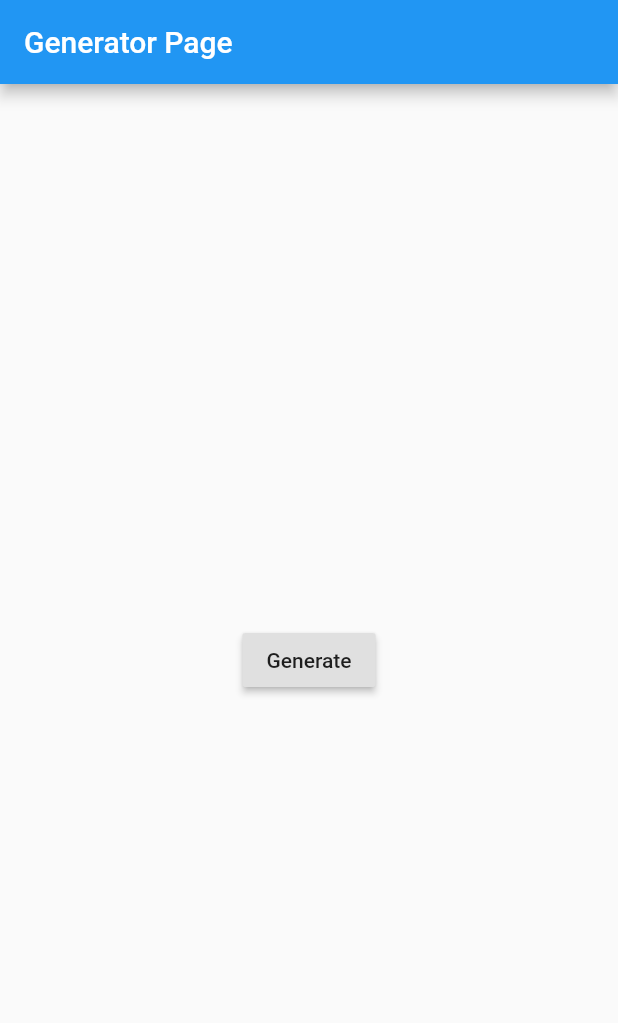
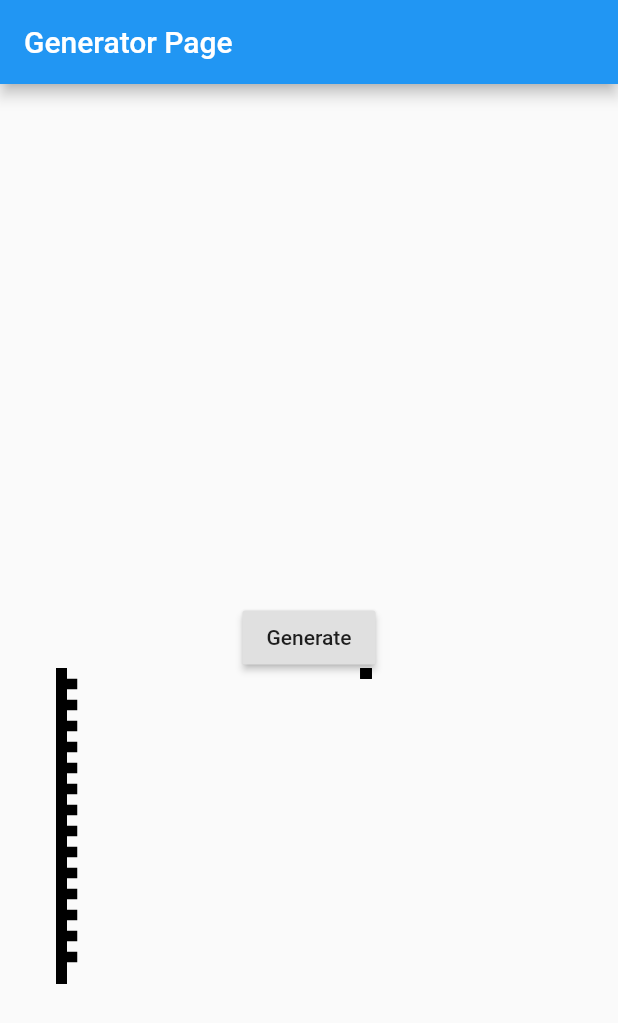
Before and after one commit to flabbet/flutter-maze-gen, a Flutter app: the screen it shows after launch, after a tap on "Generate", on a phone screen of 412 x 824 dp. Shown: the top 1023 px of the screen. Run offline on Flutter 3.47's test engine with Material 2 defaults, Android fonts, the phone set to English and light mode, and no system bars.

Commit message:
Image painter WIP

```diff
--- a/maze_gen/lib/main.dart
+++ b/maze_gen/lib/main.dart
@@ -1,5 +1,6 @@
 import 'package:flutter/material.dart';
 import 'package:maze_gen/maze_generator.dart';
+import 'package:maze_gen/open_paint.dart';
 
 void main() => runApp(MazeGeneratorApp());
 
@@ -41,7 +42,14 @@ class _MainPageState extends State<MainPage> {
           children: <Widget>[
             RaisedButton(
               onPressed: generator.generate,
-            child: Text("Generate"))
+            child: Text("Generate")),
+            Container(
+              margin: EdgeInsets.only(right:300),
+              child: CustomPaint(
+                size: Size(30,30),
+                painter: OpenPainter(generator)
+              ),
+            )
           ],
         ),
       ),
--- a/maze_gen/lib/maze_generator.dart
+++ b/maze_gen/lib/maze_generator.dart
@@ -1,11 +1,14 @@
 import 'dart:io';
 import 'dart:math';
+
+import 'dart:ui';
+
+import 'package:flutter/material.dart';
 
 class MazeGenerator{
 
   int width;
   int height;
-  int seed;
   List<List<int>> grid;
 
   final int N = 1;
@@ -18,12 +21,25 @@ class MazeGenerator{
   }
 
   void generate(){
-    this.seed = Random().nextInt(9999);
     populateGird();
     carvePassagesFrom(0, 0, this.grid);
     var mazeStr = generateAsciiMaze();
     print(mazeStr);
   }
+
+    List<List<Offset>> getDrawLines(Size size){
+    final lines = List<List<Offset>>();
+        for (int y = 0; y < height; y++){
+          for(int x = 0; x < width; x++){
+            var cellx = grid[y][x] & S != 0 ? x : 0;
+            var celly = grid[y][x] & E != 0 ? y : 0;
+            var modX = cellx != 0 ? 3 : 0;
+            var modY = celly != 0 ? 3 : 0;
+            lines.add([Offset(cellx.toDouble(), celly.toDouble()), Offset(cellx.toDouble(), celly.toDouble())]);
+          }
+        }
+        return lines;
+    }
 
   String generateAsciiMaze(){
     String finalStr = "";
--- /dev/null
+++ b/maze_gen/lib/maze_painter.dart
@@ -0,0 +1,6 @@
+import 'dart:ui';
+
+class MazePainter{
+
+
+}
--- /dev/null
+++ b/maze_gen/lib/open_paint.dart
@@ -0,0 +1,29 @@
+import 'dart:ui';
+
+import 'package:flutter/material.dart';
+import 'package:maze_gen/maze_generator.dart';
+
+class OpenPainter extends CustomPainter {
+
+  MazeGenerator mazeGen;
+
+  OpenPainter(this.mazeGen);
+
+@override
+void paint(Canvas canvas, Size size) {
+  final pointMode = PointMode.points;
+  final lines = mazeGen.getDrawLines(size);
+  final paint = Paint()
+    ..color = Colors.black
+    ..strokeWidth = 1
+    ..strokeCap = StrokeCap.square;
+    canvas.scale(7);
+    for (var offsets in lines){
+    canvas.drawLine(offsets[0], offsets[1], paint);
+  }
+  canvas.save();
+  canvas.restore();
+}
+ @override
+  bool shouldRepaint(CustomPainter oldDelegate) => false;
+}
```
